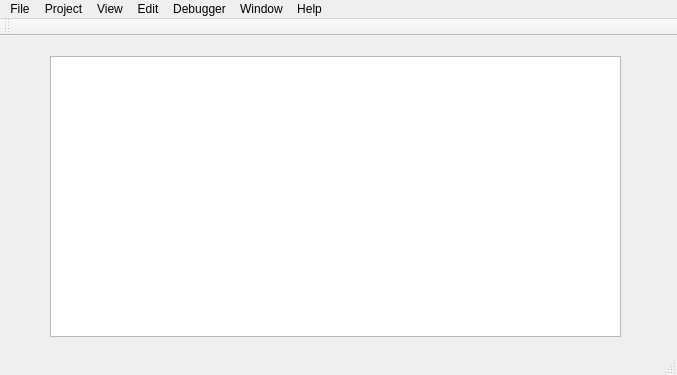
This is IDE/mcleodide.ui in RubyGB/CLEOD as Qt 5 draws it before an edit. The edited form follows.
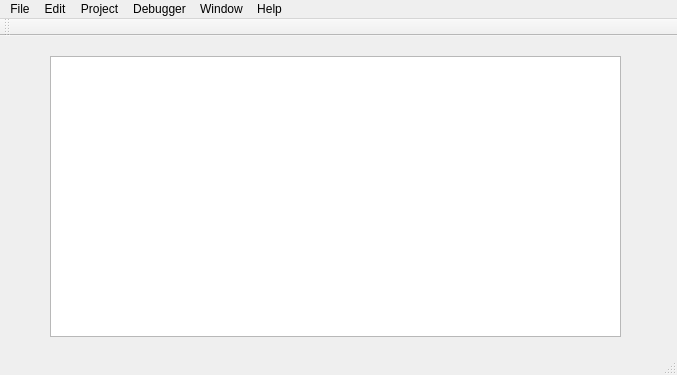
This is the edited form.

Commit message: menu bar completed. Need to determine if we will be building debugging tool

```diff
--- a/IDE/mcleodide.ui
+++ b/IDE/mcleodide.ui
@@ -43,11 +43,12 @@
     <property name="title">
      <string>Project</string>
     </property>
-   </widget>
-   <widget class="QMenu" name="menuView">
-    <property name="title">
-     <string>View</string>
-    </property>
+    <addaction name="actionOpen_Project"/>
+    <addaction name="actionClose_Porject"/>
+    <addaction name="separator"/>
+    <addaction name="actionRun"/>
+    <addaction name="actionRun_Project_2"/>
+    <addaction name="actionBuild_and_Run_Project_2"/>
    </widget>
    <widget class="QMenu" name="menuEdit">
     <property name="title">
@@ -70,9 +71,8 @@
     </property>
    </widget>
    <addaction name="menuFile"/>
-   <addaction name="menuProject"/>
-   <addaction name="menuView"/>
    <addaction name="menuEdit"/>
+   <addaction name="menuProject"/>
    <addaction name="menuDebugger"/>
    <addaction name="menuWindow"/>
    <addaction name="menuHelp"/>
```
Left out of the diff: 169 changed lines with no effect on the pictures. The commit also changes 3 other files.
